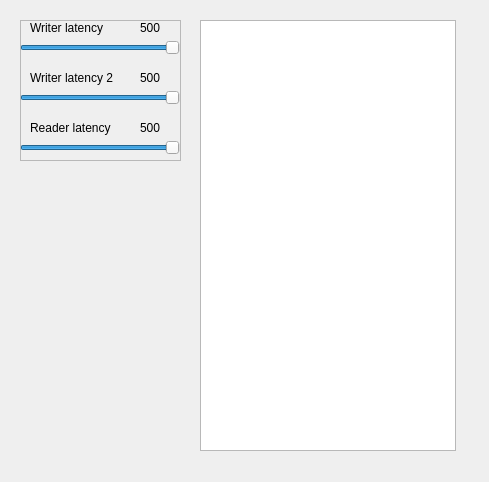
Old version of the form lab4/QtLab4/mainwindow.ui in the repository MrSago/Operating-Systems-for-Susu.
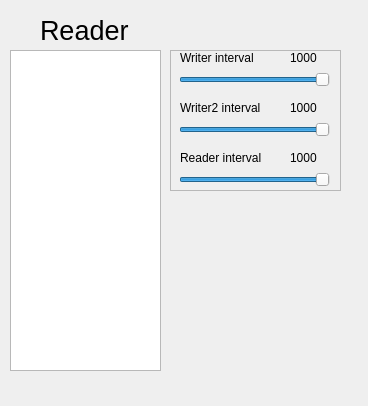
New version of the form.

Patch:
```diff
--- a/lab4/QtLab4/mainwindow.ui
+++ b/lab4/QtLab4/mainwindow.ui
@@ -6,8 +6,8 @@
    <rect>
     <x>0</x>
     <y>0</y>
-    <width>489</width>
-    <height>482</height>
+    <width>368</width>
+    <height>406</height>
    </rect>
   </property>
   <property name="minimumSize">
@@ -29,9 +29,9 @@
    <widget class="QFrame" name="frame">
     <property name="geometry">
      <rect>
-      <x>20</x>
-      <y>20</y>
-      <width>161</width>
+      <x>170</x>
+      <y>50</y>
+      <width>171</width>
       <height>141</height>
      </rect>
     </property>
@@ -46,31 +46,31 @@
       <rect>
        <x>120</x>
        <y>100</y>
-       <width>41</width>
+       <width>31</width>
        <height>16</height>
       </rect>
      </property>
      <property name="text">
-      <string>500</string>
+      <string>1000</string>
      </property>
     </widget>
     <widget class="QSlider" name="horizontalSlider">
      <property name="geometry">
       <rect>
-       <x>0</x>
+       <x>9</x>
        <y>20</y>
-       <width>160</width>
-       <height>16</height>
+       <width>151</width>
+       <height>20</height>
       </rect>
      </property>
      <property name="minimum">
       <number>50</number>
      </property>
      <property name="maximum">
-      <number>500</number>
+      <number>1000</number>
      </property>
      <property name="value">
-      <number>500</number>
+      <number>1000</number>
      </property>
      <property name="orientation">
       <enum>Qt::Horizontal</enum>
@@ -89,26 +89,26 @@
       </rect>
      </property>
      <property name="text">
-      <string>Reader latency</string>
+      <string>Reader interval</string>
      </property>
     </widget>
     <widget class="QSlider" name="horizontalSlider_3">
      <property name="geometry">
       <rect>
-       <x>0</x>
+       <x>9</x>
        <y>70</y>
-       <width>160</width>
-       <height>16</height>
+       <width>151</width>
+       <height>20</height>
       </rect>
      </property>
      <property name="minimum">
       <number>50</number>
      </property>
      <property name="maximum">
-      <number>500</number>
+      <number>1000</number>
      </property>
      <property name="value">
-      <number>500</number>
+      <number>1000</number>
      </property>
      <property name="orientation">
       <enum>Qt::Horizontal</enum>
@@ -122,31 +122,31 @@
       <rect>
        <x>120</x>
        <y>0</y>
-       <width>41</width>
+       <width>31</width>
        <height>16</height>
       </rect>
      </property>
      <property name="text">
-      <string>500</string>
+      <string>1000</string>
      </property>
     </widget>
     <widget class="QSlider" name="horizontalSlider_2">
      <property name="geometry">
       <rect>
-       <x>0</x>
+       <x>9</x>
        <y>120</y>
-       <width>160</width>
-       <height>16</height>
+       <width>151</width>
+       <height>20</height>
       </rect>
      </property>
      <property name="minimum">
       <number>50</number>
      </property>
      <property name="maximum">
-      <number>500</number>
+      <number>1000</number>
      </property>
      <property name="value">
-      <number>500</number>
+      <number>1000</number>
      </property>
      <property name="orientation">
       <enum>Qt::Horizontal</enum>
@@ -160,12 +160,12 @@
       <rect>
        <x>120</x>
        <y>50</y>
-       <width>41</width>
+       <width>31</width>
        <height>16</height>
       </rect>
      </property>
      <property name="text">
-      <string>500</string>
+      <string>1000</string>
      </property>
     </widget>
     <widget class="QLabel" name="label">
@@ -178,7 +178,7 @@
       </rect>
      </property>
      <property name="text">
-      <string>Writer latency</string>
+      <string>Writer interval</string>
      </property>
     </widget>
     <widget class="QLabel" name="label_5">
@@ -186,22 +186,22 @@
       <rect>
        <x>10</x>
        <y>50</y>
-       <width>91</width>
+       <width>101</width>
        <height>16</height>
       </rect>
      </property>
      <property name="text">
-      <string>Writer latency 2</string>
+      <string>Writer2 interval</string>
      </property>
     </widget>
    </widget>
    <widget class="QListWidget" name="listWidget">
     <property name="geometry">
      <rect>
-      <x>200</x>
-      <y>20</y>
-      <width>256</width>
-      <height>431</height>
+      <x>10</x>
+      <y>50</y>
+      <width>151</width>
+      <height>321</height>
      </rect>
     </property>
     <property name="movement">
@@ -217,6 +217,19 @@
      <enum>QListView::ListMode</enum>
     </property>
    </widget>
+   <widget class="QLabel" name="label_7">
+    <property name="geometry">
+     <rect>
+      <x>40</x>
+      <y>10</y>
+      <width>91</width>
+      <height>41</height>
+     </rect>
+    </property>
+    <property name="text">
+     <string>&lt;html&gt;&lt;head/&gt;&lt;body&gt;&lt;p&gt;&lt;span style=&quot; font-size:20pt;&quot;&gt;Reader&lt;/span&gt;&lt;/p&gt;&lt;/body&gt;&lt;/html&gt;</string>
+    </property>
+   </widget>
   </widget>
  </widget>
  <resources/>
```
